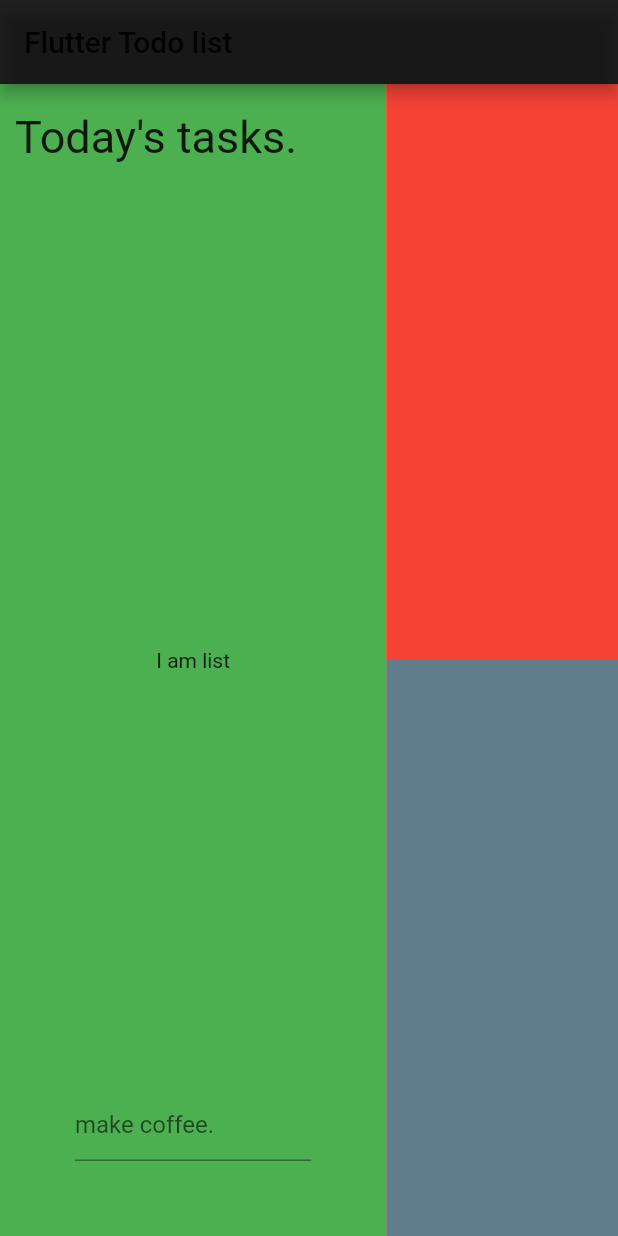
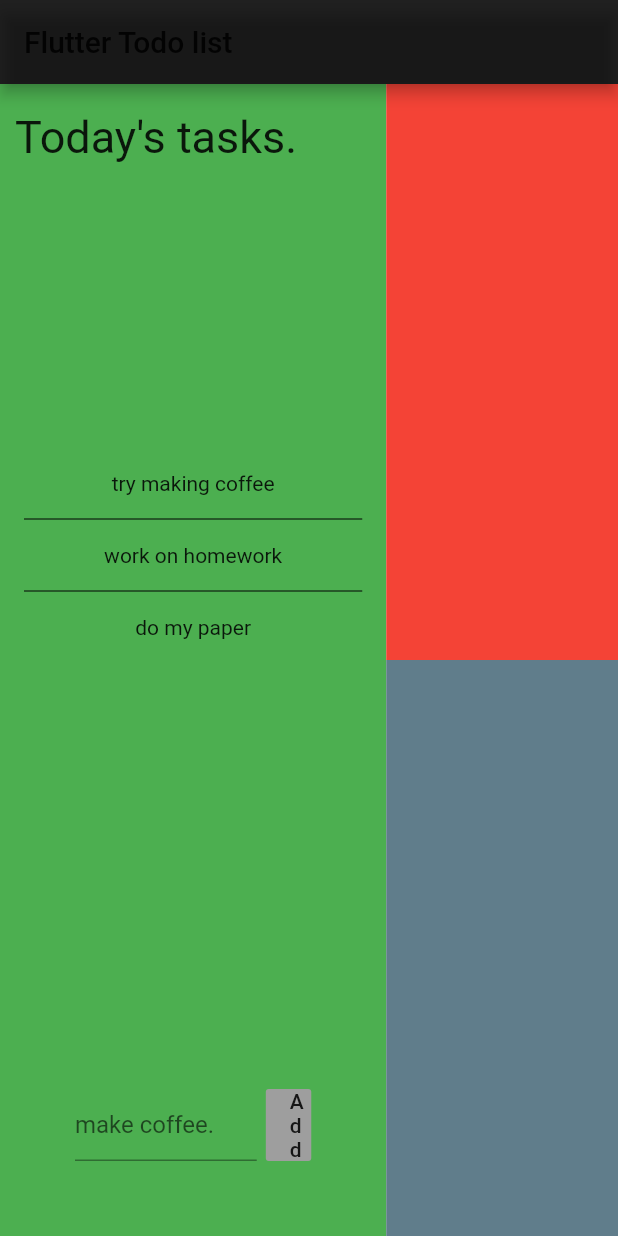
Before and after one commit to tabe0000/flutter_todo_list_for_web, a Flutter app: the screen it shows after launch, on a phone screen of 412 x 824 dp. Run offline on Flutter 3.47's test engine with Material 2 defaults, Android fonts, the phone set to English and light mode, and no system bars.

Commit message:
normal state

```diff
--- a/lib/main.dart
+++ b/lib/main.dart
@@ -35,15 +35,14 @@ class _RootPageState extends State<RootPage> {
               child: Container(
                 height: double.infinity,
                 width: double.infinity,
+                color: Colors.white,
                 child: TaskListArea(),
-                color: Colors.white,
               ),
             ),
             Expanded(
               flex: 3,
               child: Container(
                 child: InfoWindows(),
-                color: Colors.orange,
               ),
             )
           ],
@@ -67,8 +66,7 @@ class _TaskListAreaState extends State<TaskListArea> {
   Widget build(BuildContext context) {
     return Container(
         color: Colors.green,
-      child: Stack(
-        children: <Widget>[
+        child: Stack(children: <Widget>[
           Align(
             alignment: Alignment.topLeft,
             child: Padding(
@@ -82,31 +80,50 @@ class _TaskListAreaState extends State<TaskListArea> {
                   textAlign: TextAlign.start,
                 )),
           ),
-          Align(alignment: Alignment.center, child: Text("I am list")),
+          Align(
+              alignment: Alignment.center,
+              child: Container(
+                height: 300.0,
+                child: ListView.separated(
+                    separatorBuilder: (context, index) =>
+                        Divider(color: Colors.black),
+                    padding: EdgeInsets.all(16.0),
+                    itemCount: tasks.length,
+                    itemBuilder: (context, i) => Padding(
+                      padding: EdgeInsets.all(8.0),
+                      child: Center(child: Text(tasks[i]),)
+                    )
+                )
+              )
+          ),
           Padding(
               padding: EdgeInsets.all(50.0),
               child: Align(
                   alignment: Alignment.bottomCenter,
-                child: Row(
-                  children: <Widget>[
+                  child: Row(children: <Widget>[
                     Expanded(
-                      flex:1,
+                        flex: 20,
                         child: TextField(
                           decoration: InputDecoration(
                               hintText: "make coffee.",
                               border: UnderlineInputBorder(
                                 borderSide: BorderSide(color: Colors.black),
-                          )
+                              )),
+                        )),
+                    Expanded(
+                      child: SizedBox(
+                        width: 10.0,
                       ),
-                      )
-                    )
-                  ]
-                )
-              )
-          )
-        ]
-      )
-    );
+                    ),
+                    Expanded(
+                        flex: 5,
+                        child: FlatButton(
+                          color: Colors.grey,
+                          onPressed: () {},
+                          child: Text("Add"),
+                        ))
+                  ])))
+        ]));
   }
 }
 
```
Lines whose indentation alone changed are shown as unchanged.
